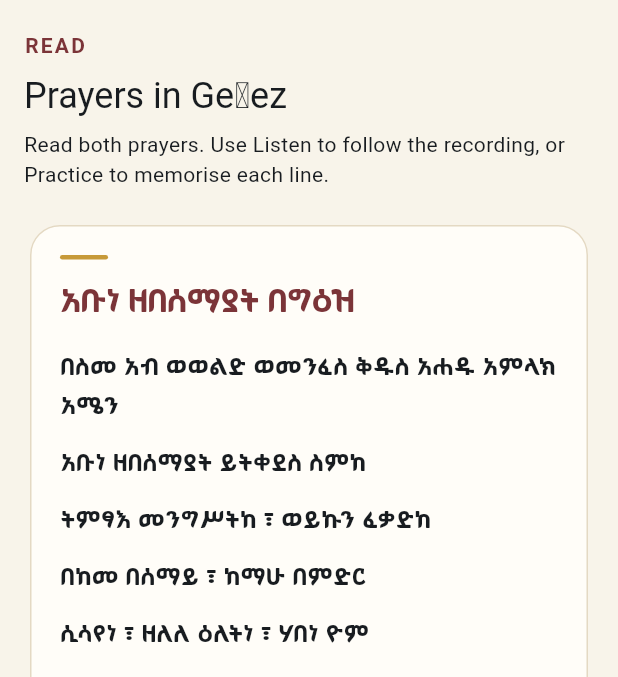
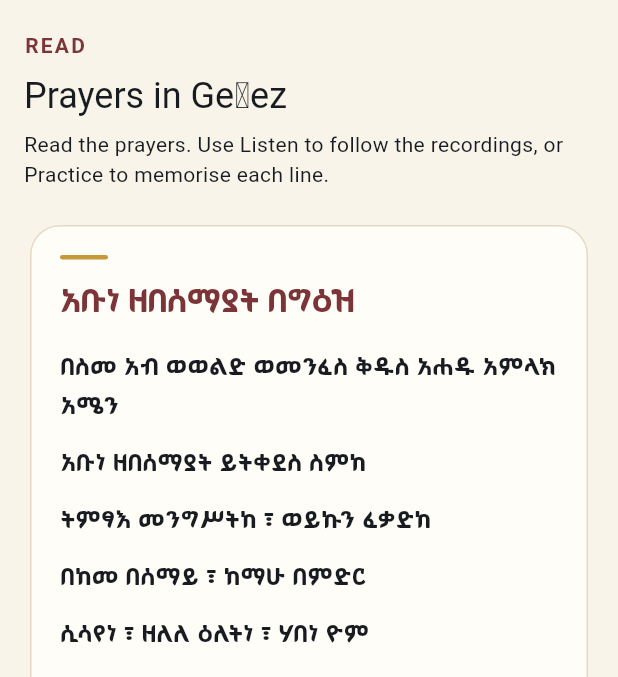
Before and after one commit to SeriousRasCode/Abune, a Flutter app: the screen it shows after launch, on a phone screen of 412 x 824 dp, the part 84-761 px from its top. Run offline on Flutter 3.47's test engine with Material 3 defaults, Android fonts, the phone set to English and light mode, and no system bars; our stand-ins replace just_audio, rxdart, shared_preferences; missing offline and left inert: audio_session.

Commit message:
Update reading guidance for multiple prayers

```diff
--- a/lib/screens/reading_screen.dart
+++ b/lib/screens/reading_screen.dart
@@ -22,7 +22,7 @@ class ReadingScreen extends StatelessWidget {
         Text('Prayers in Geʽez',
             style: Theme.of(context).textTheme.headlineSmall),
         const SizedBox(height: 6),
-        Text('Read both prayers. Use Listen to follow the recording, or Practice to memorise each line.',
+        Text('Read the prayers. Use Listen to follow the recordings, or Practice to memorise each line.',
             style: Theme.of(context).textTheme.bodyMedium),
         const SizedBox(height: 20),
         for (final section in prayerSections) ...[
```
